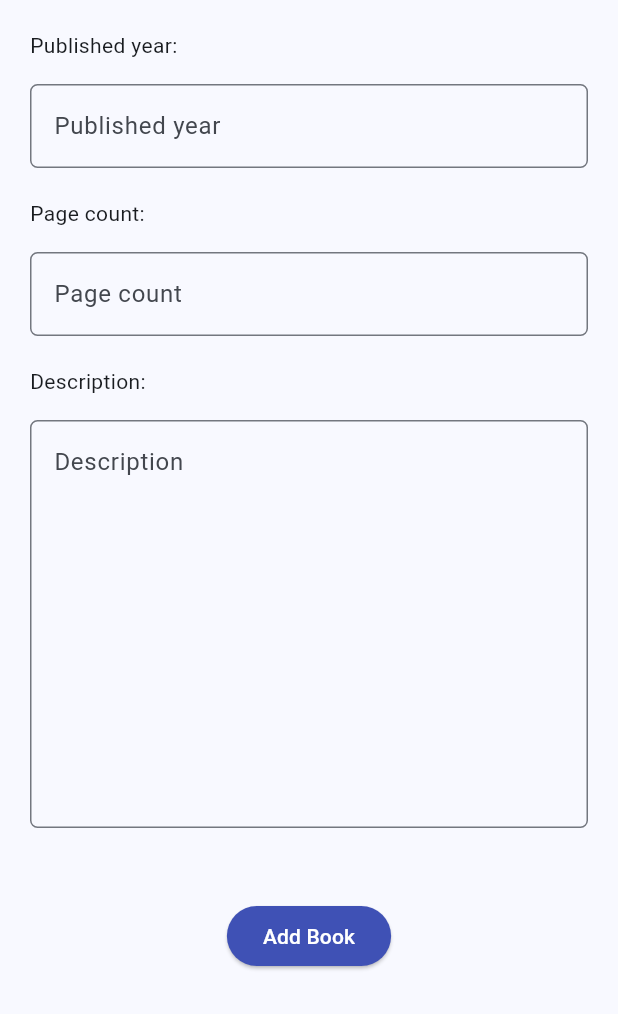
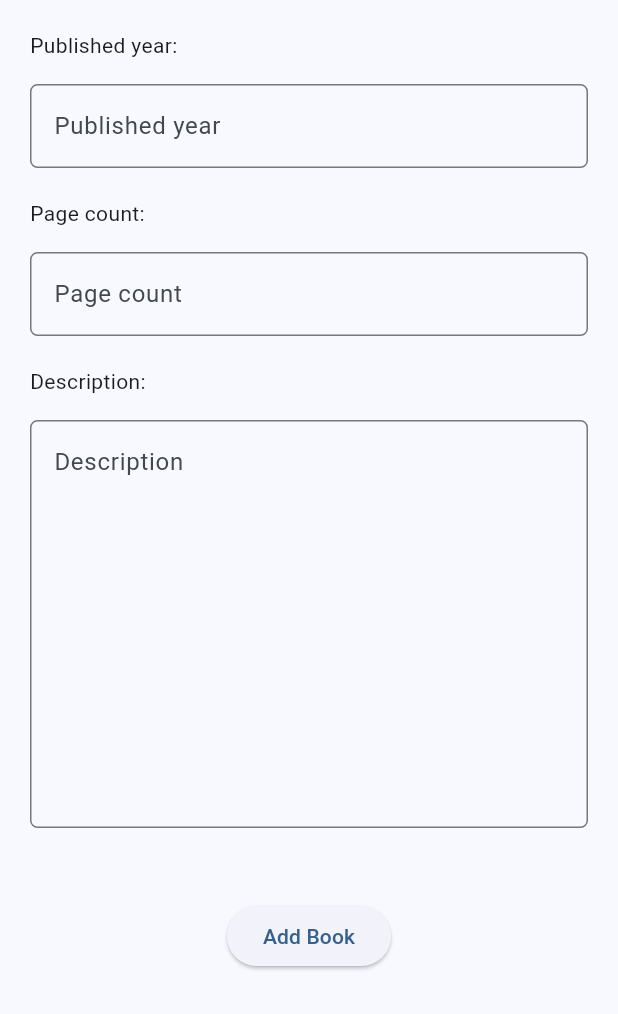
Before and after one commit to letterbookd/letterbookd-mobile, a Flutter app: the AddBookPage screen opened directly, scrolled down 468 dp, on a phone screen of 412 x 824 dp, the part 222-1236 px from its top. Run offline on Flutter 3.47's test engine with Material 3 defaults, Android fonts, the phone set to English and light mode, and no system bars; our stand-ins replace flutter_rating_bar, shared_preferences, timeago; missing offline and left inert: pbp_django_auth; accounts and stored records are empty.

Commit message:
streamline catalog librarian colors

```diff
--- a/lib/catalog/screens/librarian_add_book.dart
+++ b/lib/catalog/screens/librarian_add_book.dart
@@ -270,10 +270,6 @@ class _AddBookPageState extends State<AddBookPage> {
                   child: Padding(
                     padding: const EdgeInsets.all(8.0),
                     child: ElevatedButton(
-                      style: ButtonStyle(
-                        backgroundColor:
-                            MaterialStateProperty.all(Colors.indigo),
-                      ),
                       onPressed: () async {
                         if (_formKey.currentState!.validate()) {
                           final response = await _addBook(request);
@@ -295,7 +291,6 @@ class _AddBookPageState extends State<AddBookPage> {
                       },
                       child: const Text(
                         "Add Book",
-                        style: TextStyle(color: Colors.white),
                       ),
                     ),
                   ),
--- a/lib/catalog/screens/librarian_edit_book.dart
+++ b/lib/catalog/screens/librarian_edit_book.dart
@@ -299,10 +299,6 @@ class _EditBookPageState extends State<EditBookPage> {
                   child: Padding(
                     padding: const EdgeInsets.all(8.0),
                     child: ElevatedButton(
-                      style: ButtonStyle(
-                        backgroundColor:
-                            MaterialStateProperty.all(Colors.indigo),
-                      ),
                       onPressed: () async {
                         if (_formKey.currentState!.validate()) {
                           final response = await _editBook(request);
@@ -327,7 +323,6 @@ class _EditBookPageState extends State<EditBookPage> {
                       },
                       child: const Text(
                         "Edit Book",
-                        style: TextStyle(color: Colors.white),
                       ),
                     ),
                   ),
```
